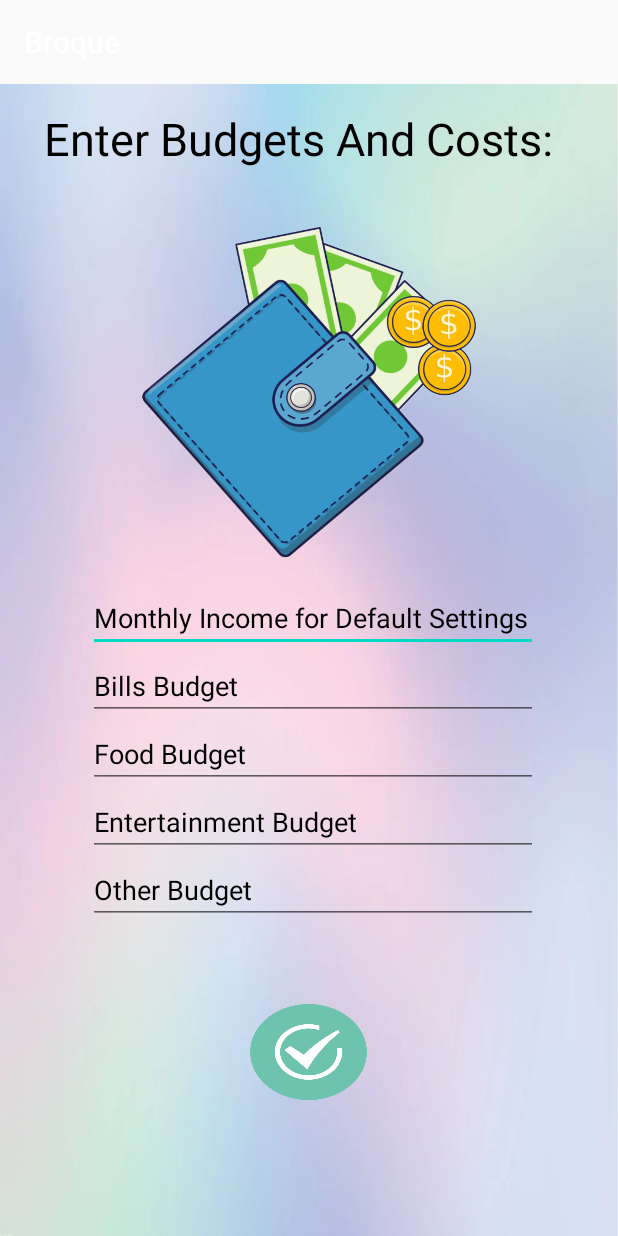
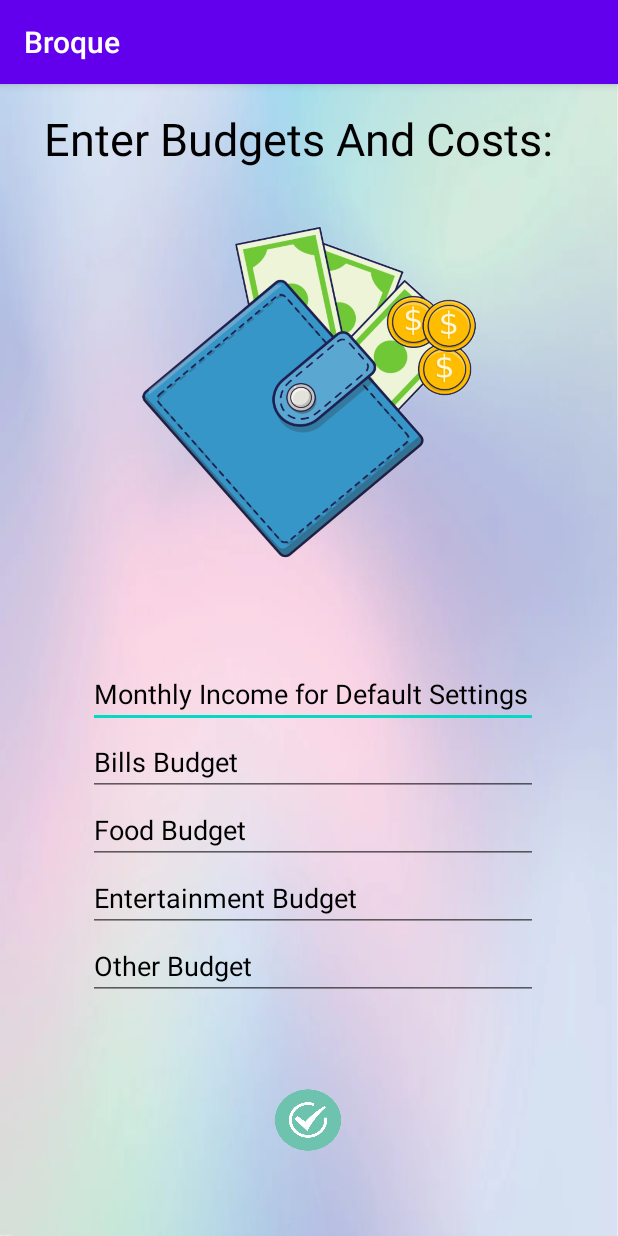
Before and after one commit to Haider-01/CS160-Project, an Android app: the UserFields screen opened directly, with no data from a screen before it, on a phone screen of 412 x 824 dp. Run offline under Robolectric (Android 15) with nearby library versions, the light colour scheme and no system bars.

Commit message:
Changes on UI

```diff
--- a/app/src/main/res/layout/activity_userfields.xml
+++ b/app/src/main/res/layout/activity_userfields.xml
@@ -8,15 +8,17 @@
 
     <Button
         android:id="@+id/btn_finish_userfields"
-        android:layout_width="94dp"
-        android:layout_height="77dp"
-        android:layout_marginBottom="84dp"
+        android:layout_width="53dp"
+        android:layout_height="49dp"
         android:background="@drawable/done"
         android:textColor="#000000"
         app:layout_constraintBottom_toBottomOf="parent"
         app:layout_constraintEnd_toEndOf="parent"
         app:layout_constraintHorizontal_bias="0.498"
-        app:layout_constraintStart_toStartOf="parent" />
+        app:layout_constraintStart_toEndOf="@+id/linearLayout"
+        app:layout_constraintStart_toStartOf="parent"
+        app:layout_constraintTop_toBottomOf="@+id/linearLayout"
+        app:layout_constraintVertical_bias="0.915" />
 
     <ImageView
         android:id="@+id/imageViewUserfield"
@@ -28,8 +30,8 @@
 
     <LinearLayout
         android:id="@+id/linearLayout"
-        android:layout_width="353dp"
-        android:layout_height="261dp"
+        android:layout_width="347dp"
+        android:layout_height="230dp"
         android:orientation="vertical"
         app:layout_constraintBottom_toTopOf="@+id/btn_finish_userfields"
         app:layout_constraintEnd_toEndOf="parent"
--- a/app/src/main/res/values/styles.xml
+++ b/app/src/main/res/values/styles.xml
@@ -3,7 +3,7 @@
     <!-- Base application theme. -->
     <style name="AppTheme" parent="Theme.AppCompat.Light.DarkActionBar">
         <!-- Customize your theme here. -->
-        <item name="colorPrimary">@android:color/transparent</item>
+        <item name="colorPrimary">@color/colorPrimary</item>
         <item name="colorPrimaryDark">@color/colorPrimaryDark</item>
         <item name="colorAccent">@color/colorAccent</item>
     </style>
```
